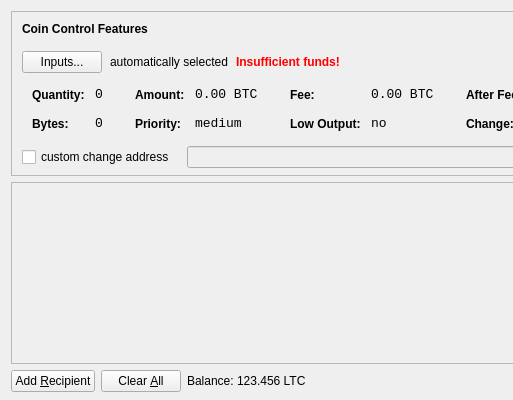
Old version of the form src/qt/forms/sendcoinsdialog.ui in the repository hscoin/hashcoin; both pictures show x 0 to 513 and y 0 to 400 of the 850 by 400 pixel window.
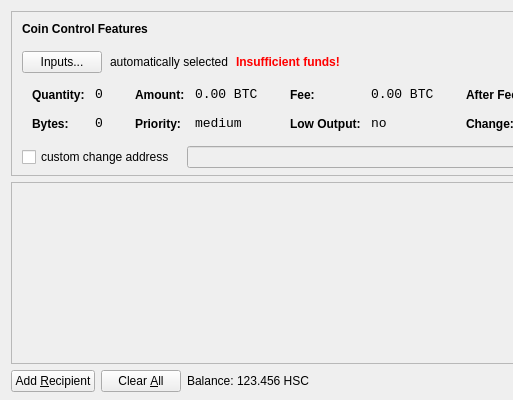
New version of the form. Icons and pictures are not drawn.

What changed in the file:
```diff
--- a/src/qt/forms/sendcoinsdialog.ui
+++ b/src/qt/forms/sendcoinsdialog.ui
@@ -720,7 +720,7 @@
           <cursorShape>IBeamCursor</cursorShape>
          </property>
          <property name="text">
-          <string>123.456 LTC</string>
+          <string>123.456 HSC</string>
          </property>
          <property name="textInteractionFlags">
           <set>Qt::LinksAccessibleByMouse|Qt::TextSelectableByKeyboard|Qt::TextSelectableByMouse</set>
```
